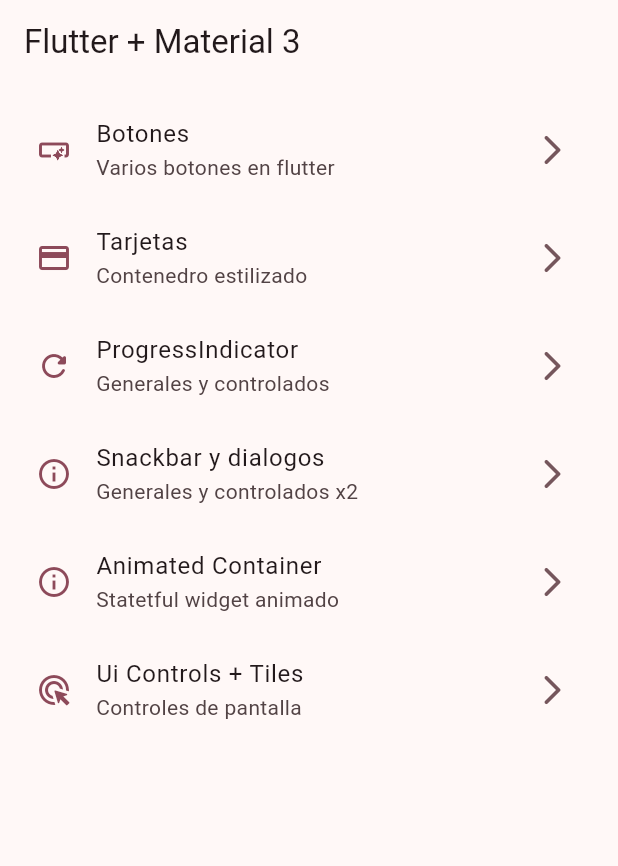
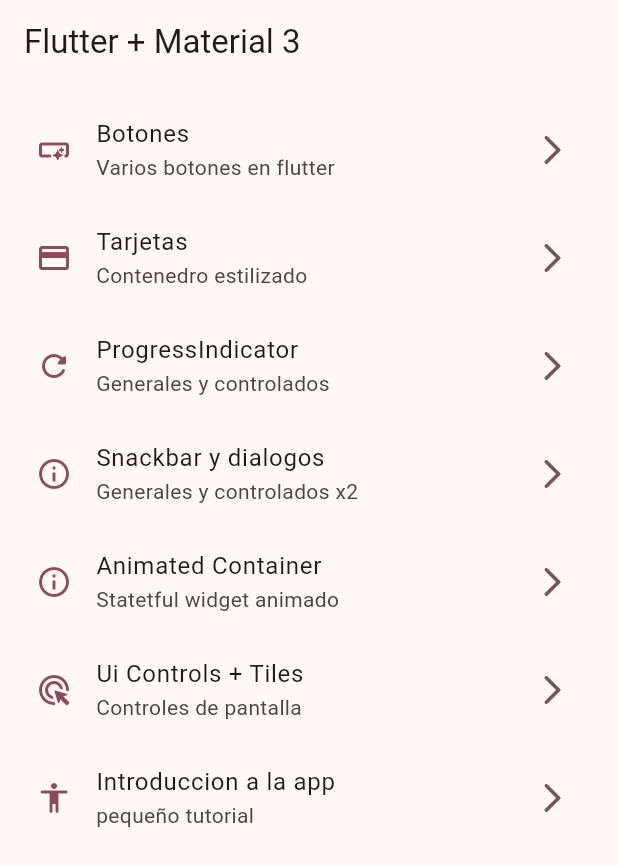
Before and after one commit to xXSkayLabXx/widgets_app, a Flutter app: the screen it shows after launch, on a phone screen of 412 x 824 dp. Shown: the top 866 px of the screen. Run offline on Flutter 3.47's test engine with Material 2 defaults, Android fonts, the phone set to English and light mode, and no system bars; our stand-ins replace go_router.

```diff
--- a/lib/config/menu/menu_items.dart
+++ b/lib/config/menu/menu_items.dart
@@ -44,4 +44,9 @@ const appMenuItems = <MenuItem>[
       subTitle: 'Controles de pantalla',
       link: '/ui-controls',
       icon: Icons.ads_click_rounded),
+  MenuItem(
+      title: 'Introduccion a la app',
+      subTitle: 'pequeño tutorial',
+      link: '/tutorial',
+      icon: Icons.accessibility_rounded),
 ];
--- a/lib/config/router/app_router.dart
+++ b/lib/config/router/app_router.dart
@@ -37,4 +37,9 @@ final appRouter = GoRouter(initialLocation: '/', routes: [
     name: UiControlScreen.name,
     builder: (context, state) => const UiControlScreen(),
   ),
+  GoRoute(
+    path: '/tutorial',
+    name: AppTutorialScrren.name,
+    builder: (context, state) => const AppTutorialScrren(),
+  ),
 ]);
--- a/pubspec.yaml
+++ b/pubspec.yaml
@@ -18,3 +18,6 @@ dev_dependencies:
 
 flutter:
   uses-material-design: true
+
+assets:
+  - assets/images/
```
Also changed, not shown: assets/Images/1.png (added), assets/Images/2.png (added), assets/Images/3.png (added), assets/Images/jar-loading.gif (added).
